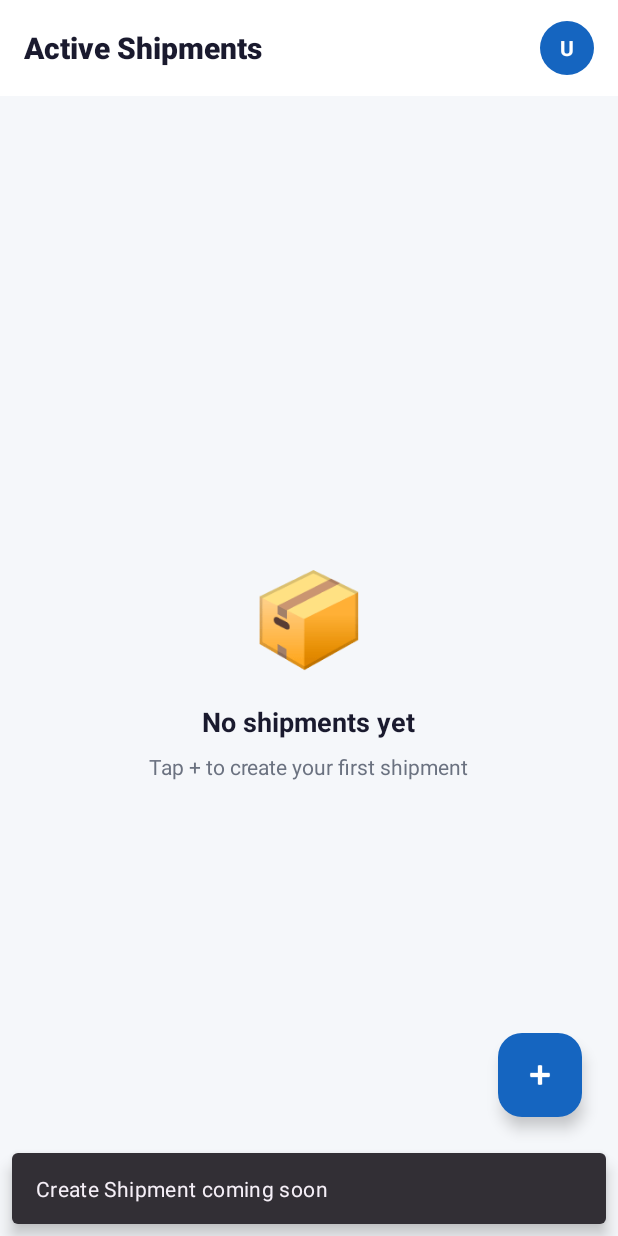
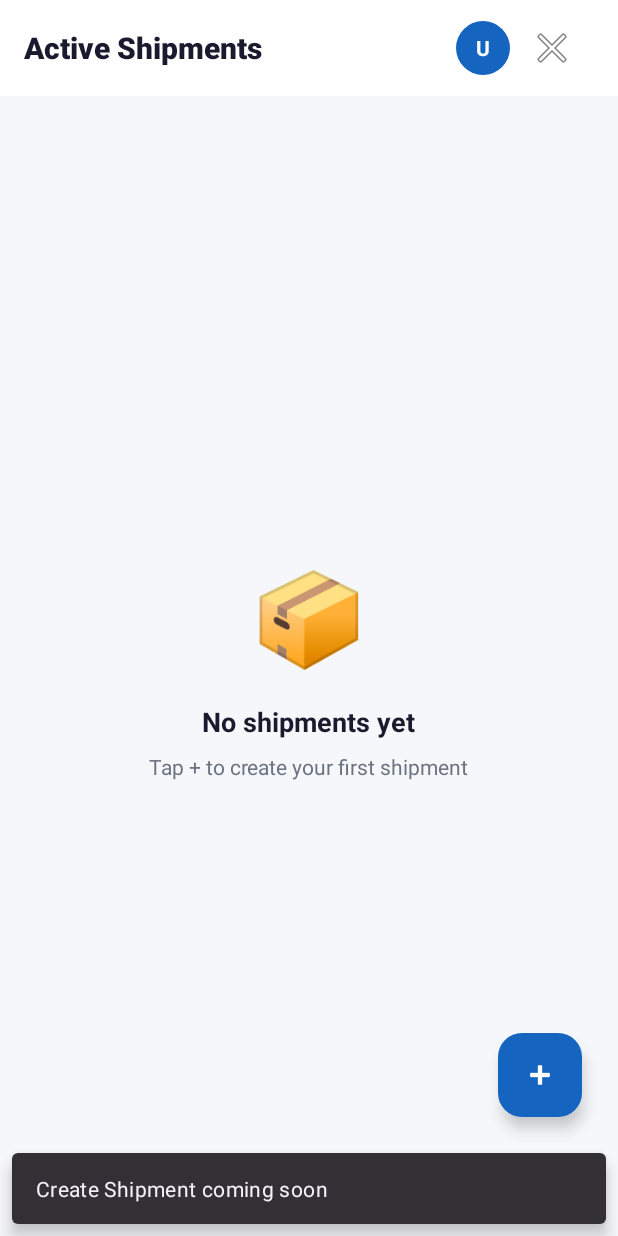
Before and after one commit to christian1202/IT342-Basinillo-Portkey, an Android app: the HomeFragment screen opened through its navigation route, after a tap on "Create Shipment", on a phone screen of 412 x 824 dp. Run offline under Robolectric (Android 15) with nearby library versions, the light colour scheme and no system bars; network calls fail; 5 statements that could not run were skipped.

Commit message:
Mobile Development Completed

```diff
--- a/mobile/app/src/main/java/edu/cit/basinillo/portkey/ui/home/HomeFragment.kt
+++ b/mobile/app/src/main/java/edu/cit/basinillo/portkey/ui/home/HomeFragment.kt
@@ -6,10 +6,12 @@ import android.view.View
 import android.view.ViewGroup
 import androidx.fragment.app.Fragment
 import androidx.lifecycle.ViewModelProvider
+import androidx.navigation.fragment.findNavController
 import androidx.recyclerview.widget.LinearLayoutManager
 import com.google.android.material.snackbar.Snackbar
 import edu.cit.basinillo.portkey.R
 import edu.cit.basinillo.portkey.data.local.TokenManager
+import edu.cit.basinillo.portkey.data.repository.AuthRepository
 import edu.cit.basinillo.portkey.data.repository.ShipmentRepository
 import edu.cit.basinillo.portkey.databinding.FragmentHomeBinding
 import edu.cit.basinillo.portkey.network.RetrofitClient
@@ -33,8 +35,10 @@ class HomeFragment : Fragment() {
     override fun onViewCreated(view: View, savedInstanceState: Bundle?) {
         super.onViewCreated(view, savedInstanceState)
 
+        val tokenManager = TokenManager(requireContext())
+        val authRepository = AuthRepository(RetrofitClient.apiService, tokenManager)
         val shipmentRepository = ShipmentRepository(RetrofitClient.apiService)
-        viewModel = ViewModelProvider(this, HomeViewModelFactory(shipmentRepository))[HomeViewModel::class.java]
+        viewModel = ViewModelProvider(this, HomeViewModelFactory(shipmentRepository, authRepository))[HomeViewModel::class.java]
 
         setupToolbar()
         setupRecyclerView()
@@ -47,6 +51,18 @@ class HomeFragment : Fragment() {
         val tokenManager = TokenManager(requireContext())
         val initials = tokenManager.getUserInitials()
         binding.tvUserInitial.text = initials.ifBlank { "U" }
+
+        binding.toolbar.inflateMenu(R.menu.menu_home)
+        binding.toolbar.setOnMenuItemClickListener { menuItem ->
+            when (menuItem.itemId) {
+                R.id.action_logout -> {
+                    viewModel.logout()
+                    findNavController().navigate(R.id.action_home_to_login)
+                    true
+                }
+                else -> false
+            }
+        }
     }
 
     private fun setupRecyclerView() {
@@ -102,12 +118,13 @@ class HomeFragment : Fragment() {
 }
 
 class HomeViewModelFactory(
-    private val shipmentRepository: ShipmentRepository
+    private val shipmentRepository: ShipmentRepository,
+    private val authRepository: AuthRepository
 ) : ViewModelProvider.Factory {
     @Suppress("UNCHECKED_CAST")
     override fun <T : androidx.lifecycle.ViewModel> create(modelClass: Class<T>): T {
         if (modelClass.isAssignableFrom(HomeViewModel::class.java)) {
-            return HomeViewModel(shipmentRepository) as T
+            return HomeViewModel(shipmentRepository, authRepository) as T
         }
         throw IllegalArgumentException("Unknown ViewModel class: ${modelClass.name}")
     }
--- a/mobile/app/src/main/java/edu/cit/basinillo/portkey/ui/home/HomeViewModel.kt
+++ b/mobile/app/src/main/java/edu/cit/basinillo/portkey/ui/home/HomeViewModel.kt
@@ -5,10 +5,14 @@ import androidx.lifecycle.MutableLiveData
 import androidx.lifecycle.ViewModel
 import androidx.lifecycle.viewModelScope
 import edu.cit.basinillo.portkey.data.model.Shipment
+import edu.cit.basinillo.portkey.data.repository.AuthRepository
 import edu.cit.basinillo.portkey.data.repository.ShipmentRepository
 import kotlinx.coroutines.launch
 
-class HomeViewModel(private val shipmentRepository: ShipmentRepository) : ViewModel() {
+class HomeViewModel(
+    private val shipmentRepository: ShipmentRepository,
+    private val authRepository: AuthRepository
+) : ViewModel() {
 
     private val _shipments = MutableLiveData<List<Shipment>>()
     val shipments: LiveData<List<Shipment>> = _shipments
@@ -39,4 +43,8 @@ class HomeViewModel(private val shipmentRepository: ShipmentRepository) : ViewMo
             _isLoading.value = false
         }
     }
+
+    fun logout() {
+        authRepository.logout()
+    }
 }
--- a/mobile/app/src/main/java/edu/cit/basinillo/portkey/ui/login/LoginFragment.kt
+++ b/mobile/app/src/main/java/edu/cit/basinillo/portkey/ui/login/LoginFragment.kt
@@ -36,9 +36,12 @@ class LoginFragment : Fragment() {
         val authRepository = AuthRepository(RetrofitClient.apiService, tokenManager)
         viewModel = ViewModelProvider(this, LoginViewModelFactory(authRepository))[LoginViewModel::class.java]
 
-        // Auto-navigate if already logged in
+        // Auto-navigate if already logged in (only if we're actually on the login screen)
         if (viewModel.isLoggedIn()) {
-            findNavController().navigate(R.id.action_login_to_home)
+            val currentDest = findNavController().currentDestination?.id
+            if (currentDest == R.id.loginFragment) {
+                findNavController().navigate(R.id.action_login_to_home)
+            }
             return
         }
 
--- /dev/null
+++ b/mobile/app/src/main/res/menu/menu_home.xml
@@ -0,0 +1,9 @@
+<?xml version="1.0" encoding="utf-8"?>
+<menu xmlns:android="http://schemas.android.com/apk/res/android"
+    xmlns:app="http://schemas.android.com/apk/res-auto">
+    <item
+        android:id="@+id/action_logout"
+        android:title="Logout"
+        android:icon="@android:drawable/ic_menu_close_clear_cancel"
+        app:showAsAction="ifRoom|withText" />
+</menu>
--- a/mobile/app/src/main/res/navigation/nav_graph.xml
+++ b/mobile/app/src/main/res/navigation/nav_graph.xml
@@ -47,6 +47,13 @@
         android:id="@+id/homeFragment"
         android:name="edu.cit.basinillo.portkey.ui.home.HomeFragment"
         android:label="Active Shipments"
-        tools:layout="@layout/fragment_home" />
+        tools:layout="@layout/fragment_home">
+
+        <action
+            android:id="@+id/action_home_to_login"
+            app:destination="@id/loginFragment"
+            app:popUpTo="@id/homeFragment"
+            app:popUpToInclusive="true" />
+    </fragment>
 
 </navigation>
```
